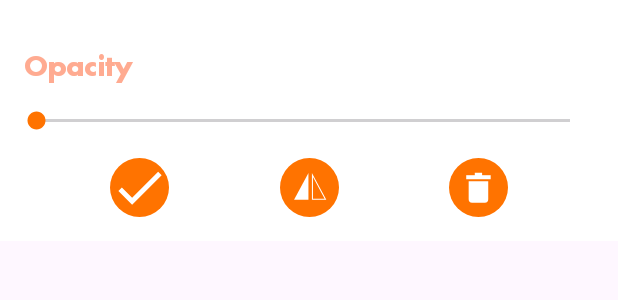
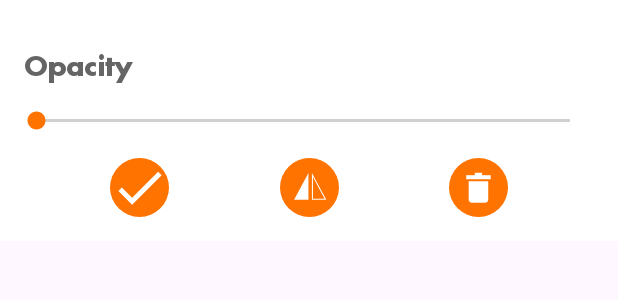
Before and after one commit to kiranmkr/EsportsLogoMaker, an Android app: the layout opacity_layout_sticker.xml on its own in the app's theme, with its tools: preview values and no code run, on a phone screen of 412 x 824 dp. Shown: the top 300 px of the screen. Run offline under Robolectric (Android 15) with nearby library versions, the phone set to English and light mode, and no system bars.

Commit message:
bug_fixing

```diff
--- a/app/src/main/java/com/example/esportslogomaker/utils/Constant.kt
+++ b/app/src/main/java/com/example/esportslogomaker/utils/Constant.kt
@@ -26,6 +26,8 @@ object Constant {
         )
     }
 
+    val cameraPermission = arrayOf(Manifest.permission.CAMERA)
+
     @JvmStatic
     var colorArray = arrayOf(
         R.color.black,
@@ -35,8 +37,6 @@ object Constant {
         R.color.blue_300, R.color.blue_500, R.color.blue_700, R.color.green_100, R.color.green_300,
         R.color.green_500, R.color.green_700, R.color.Gold
     )
-
-    val cameraPermission = arrayOf(Manifest.permission.CAMERA)
 
     const val applicationId = "com.example.esportslogomaker"
 
--- a/app/src/main/res/layout/activity_editing_screen.xml
+++ b/app/src/main/res/layout/activity_editing_screen.xml
@@ -9,7 +9,7 @@
     tools:context=".ui.EditingScreen">
 
     <androidx.constraintlayout.widget.Guideline
-        android:id="@+id/guideline9"
+        android:id="@+id/guideline6"
         android:layout_width="wrap_content"
         android:layout_height="wrap_content"
         android:orientation="horizontal"
@@ -75,7 +75,7 @@
         android:id="@+id/constraintLayout4"
         android:layout_width="0dp"
         android:layout_height="0dp"
-        app:layout_constraintBottom_toTopOf="@+id/guideline9"
+        app:layout_constraintBottom_toTopOf="@+id/guideline6"
         app:layout_constraintEnd_toEndOf="parent"
         app:layout_constraintStart_toStartOf="parent"
         app:layout_constraintTop_toBottomOf="@+id/constraintLayout">
@@ -107,7 +107,7 @@
         app:layout_constraintBottom_toBottomOf="parent"
         app:layout_constraintEnd_toEndOf="parent"
         app:layout_constraintStart_toStartOf="parent"
-        app:layout_constraintTop_toTopOf="@+id/guideline9">
+        app:layout_constraintTop_toTopOf="@+id/guideline6">
 
         <View
             android:id="@+id/view3"
--- a/app/src/main/res/layout/opacity_layout_sticker.xml
+++ b/app/src/main/res/layout/opacity_layout_sticker.xml
@@ -2,8 +2,8 @@
 <androidx.constraintlayout.widget.ConstraintLayout xmlns:android="http://schemas.android.com/apk/res/android"
     xmlns:app="http://schemas.android.com/apk/res-auto"
     android:layout_width="match_parent"
-    android:background="@color/daynight_background"
-    android:layout_height="wrap_content">
+    android:layout_height="wrap_content"
+    android:background="@color/daynight_background">
 
     <TextView
         android:id="@+id/textView21"
@@ -12,7 +12,7 @@
         android:layout_marginStart="16dp"
         android:layout_marginTop="16dp"
         android:text="@string/opacity"
-        android:textColor="@color/colorPrimary"
+        android:textColor="@color/daynight_textColor"
         android:textSize="@dimen/_14sdp"
         app:layout_constraintBottom_toTopOf="@+id/stickerOpacitySeekBar"
         app:layout_constraintStart_toStartOf="parent"
@@ -24,7 +24,7 @@
         android:layout_height="wrap_content"
         android:layout_marginStart="8dp"
         android:layout_marginEnd="16dp"
-         app:layout_constraintBottom_toBottomOf="parent"
+        app:layout_constraintBottom_toBottomOf="parent"
         app:layout_constraintEnd_toEndOf="parent"
         app:layout_constraintStart_toStartOf="parent"
         app:layout_constraintTop_toTopOf="parent" />
```
Also changed, not shown: app/src/main/java/com/example/esportslogomaker/ui/EditingScreen.kt (+33 -2 lines), app/src/main/java/com/example/esportslogomaker/ui/MainActivity.kt (+17 -3 lines), app/src/main/res/layout/svg_menu.xml (+4 -4 lines).
